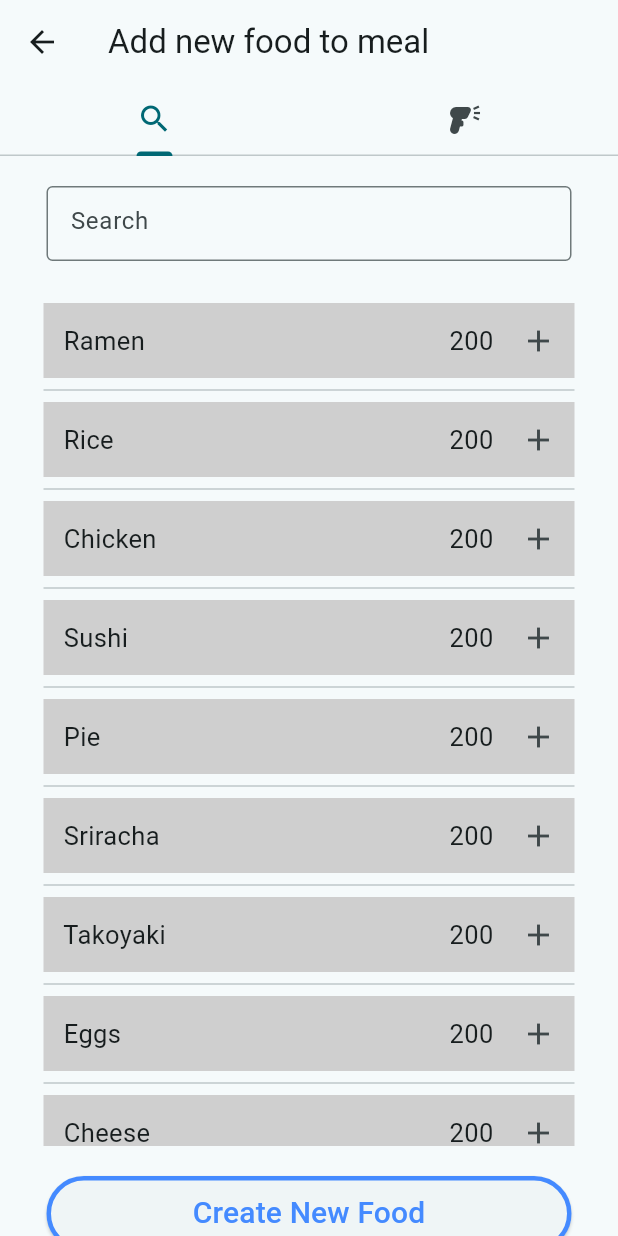
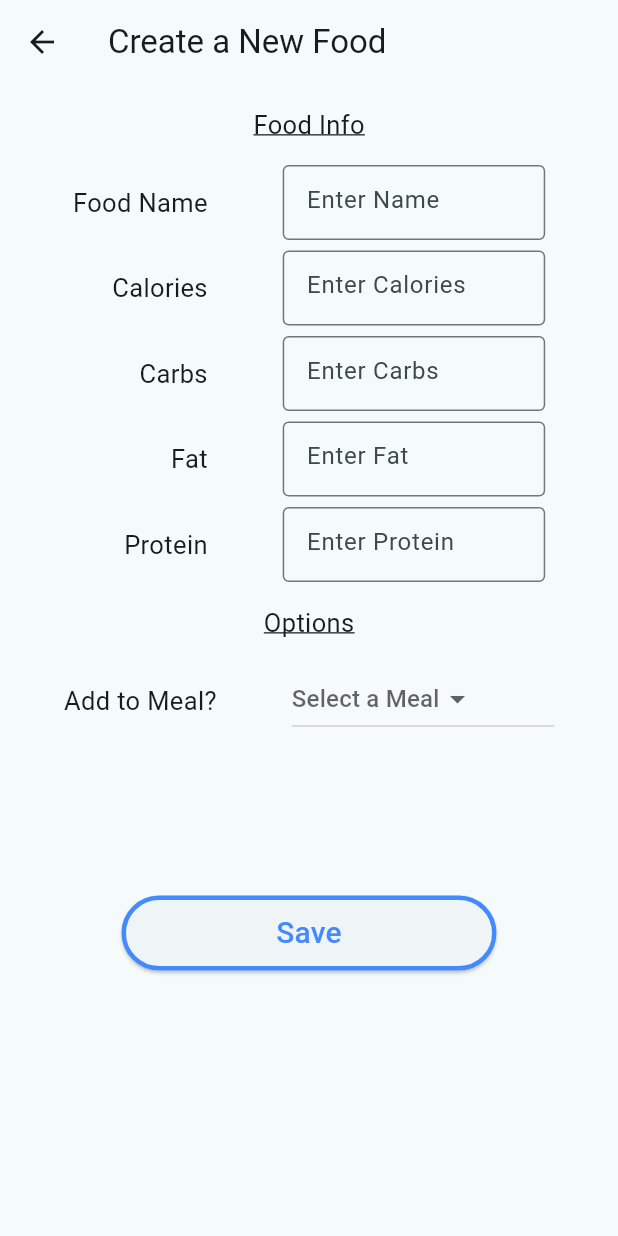
Before and after one commit to SpyCooper/CalorieTracker, a Flutter app: the AddFoodMenu screen opened directly, after a tap on "Create New Food", on a phone screen of 412 x 824 dp. Run offline on Flutter 3.47's test engine with Material 3 defaults, Android fonts, the phone set to English and light mode, and no system bars.

Commit message:
added create new food menu

```diff
--- a/lib/main.dart
+++ b/lib/main.dart
@@ -347,7 +347,7 @@ class _AddFoodMenuState extends State<AddFoodMenu> {
       (
         appBar: AppBar(
           // TODO - change the 'meal' to show what meal the food would be added to
-          title: Text('Add new food to meal'),
+          title: Text('Add New Food to Meal'),
           // search or scan tabs selection
           bottom: TabBar(
             tabs: [
@@ -387,7 +387,7 @@ class _AddFoodMenuState extends State<AddFoodMenu> {
                     itemBuilder: (context, index) {
                       return Container(
                         height: 50,
-                        color: const Color.fromARGB(255, 207, 207, 207),
+                        color: const Color.fromARGB(169, 207, 207, 207),
                         child: InkWell(
                             child: Row(
                               mainAxisAlignment: MainAxisAlignment.spaceBetween,
@@ -431,8 +431,7 @@ class _AddFoodMenuState extends State<AddFoodMenu> {
                     ),
                   child: Text('Create New Food', style: TextStyle(fontSize: 20)),
                   onPressed: () => {
-                    // TODO - Create new food to database
-                    print('Create new food to database')
+                    Navigator.of(context).push(MaterialPageRoute(builder: (context) => CreateNewFoodMenu()))
                   },
                 ),
               ],
@@ -445,6 +444,7 @@ class _AddFoodMenuState extends State<AddFoodMenu> {
     );
   }
 }
+
 
 class EditMealMenu extends StatelessWidget {
   const EditMealMenu({super.key});
@@ -479,7 +479,7 @@ class EditMealMenu extends StatelessWidget {
             children: [
               // Labels for the inputs
               Column(
-                spacing: 30,
+                spacing: 33,
                 mainAxisAlignment: MainAxisAlignment.start,
                 crossAxisAlignment: CrossAxisAlignment.end,
                 children: [
@@ -640,7 +640,7 @@ class AddNewMeal extends StatelessWidget {
             children: [
               // Labels for the inputs
               Column(
-                spacing: 30,
+                spacing: 33,
                 mainAxisAlignment: MainAxisAlignment.start,
                 crossAxisAlignment: CrossAxisAlignment.end,
                 children: [
@@ -748,7 +748,7 @@ class FoodNutritionFacts extends StatelessWidget {
             mainAxisAlignment: MainAxisAlignment.center,
             children: [
               Column(
-                spacing: 30,
+                spacing: 33,
                 mainAxisAlignment: MainAxisAlignment.start,
                 crossAxisAlignment: CrossAxisAlignment.end,
                 children: [
@@ -852,8 +852,8 @@ class MacroBreakdown extends StatelessWidget {
           children: [
             // Carbs
             Text('Carbs', style: TextStyle(fontSize: 17)),
-            // Fats
-            Text('Fats', style: TextStyle(fontSize: 17)),
+            // Fat
+            Text('Fat', style: TextStyle(fontSize: 17)),
             // Protein
             Text('Protein', style: TextStyle(fontSize: 17)),
           ]
@@ -904,7 +904,7 @@ class MacroBreakdown extends StatelessWidget {
           children: [
             // Carbs
             Text('100 / 100', style: TextStyle(fontSize: 17)),
-            // Fats
+            // Fat
             Text('100 / 100', style: TextStyle(fontSize: 17)),
             // Protein
             Text('100 / 100', style: TextStyle(fontSize: 17)),
@@ -1151,3 +1151,164 @@ class SavedFoodsMenu extends StatelessWidget {
     );
   }
 }
+
+class CreateNewFoodMenu extends StatelessWidget {
+  const CreateNewFoodMenu({super.key});
+
+  @override
+  Widget build(BuildContext context) {
+    return Scaffold(
+      appBar: AppBar(title: Text('Create a New Food'),),
+      body: Column(
+        mainAxisAlignment: MainAxisAlignment.start,
+        spacing: 15,
+        children: [
+          SizedBox(height: 0,),
+          Text('Food Info', style: TextStyle(fontSize: 17,decoration: TextDecoration.underline,),),
+          Row(
+            mainAxisAlignment: MainAxisAlignment.center,
+            children: [
+              // Labels for the inputs
+              Column(
+                spacing: 33,
+                mainAxisAlignment: MainAxisAlignment.start,
+                crossAxisAlignment: CrossAxisAlignment.end,
+                children: [
+                  Text('Food Name', style: TextStyle(fontSize: 17)),
+                  Text('Calories', style: TextStyle(fontSize: 17)),
+                  Text('Carbs', style: TextStyle(fontSize: 17)),
+                  Text('Fat', style: TextStyle(fontSize: 17)),
+                  Text('Protein', style: TextStyle(fontSize: 17)),
+                ],
+              ),
+              // spacer
+              SizedBox(width: 50,),
+              // Input fields
+              Column(
+                spacing: 7,
+                mainAxisAlignment: MainAxisAlignment.start,
+                crossAxisAlignment: CrossAxisAlignment.end,
+                children: [
+                  // Name
+                  SizedBox(
+                    width: 175,
+                    height: 50,
+                    child: TextField(
+                      decoration: InputDecoration(
+                        border: OutlineInputBorder(),
+                        hintText: 'Enter Name',
+                      ),
+                    ),
+                  ),
+                  // Calories
+                  SizedBox(
+                    width: 175,
+                    height: 50,
+                    child: TextField(
+                      decoration: InputDecoration(
+                        border: OutlineInputBorder(),
+                        hintText: 'Enter Calories',
+                      ),
+                    ),
+                  ),
+                  // Carbs
+                  SizedBox(
+                    width: 175,
+                    height: 50,
+                    child: TextField(
+                      decoration: InputDecoration(
+                        border: OutlineInputBorder(),
+                        hintText: 'Enter Carbs',
+                      ),
+                    ),
+                  ),
+                  // Fat
+                  SizedBox(
+                    width: 175,
+                    height: 50,
+                    child: TextField(
+                      decoration: InputDecoration(
+                        border: OutlineInputBorder(),
+                        hintText: 'Enter Fat',
+                      ),
+                    ),
+                  ),
+                  // Protein
+                  SizedBox(
+                    width: 175,
+                    height: 50,
+                    child: TextField(
+                      decoration: InputDecoration(
+                        border: OutlineInputBorder(),
+                        hintText: 'Enter Protein',
+                      ),
+                    ),
+                  ),
+                ],
+              )
+            ],
+          ),
+          Text('Options', style: TextStyle(fontSize: 17,decoration: TextDecoration.underline,),),
+          Row(
+            mainAxisAlignment: MainAxisAlignment.center,
+            children: [
+              Column(
+                spacing: 33,
+                mainAxisAlignment: MainAxisAlignment.start,
+                crossAxisAlignment: CrossAxisAlignment.end,
+                children: [
+                  Text('Add to Meal?', style: TextStyle(fontSize: 17)),
+                ],
+              ),
+              // spacer
+              SizedBox(width: 50,),
+              // Input fields
+              Column(
+                spacing: 7,
+                mainAxisAlignment: MainAxisAlignment.start,
+                crossAxisAlignment: CrossAxisAlignment.end,
+                children: [
+                SizedBox(
+                  width: 175,
+                  height: 50,
+                  child: DropdownButton<String>(
+                    // TODO - default the value to be no
+                    hint: Text('Select a Meal'),
+                    // TODO - Change this to show the meals that are available
+                    items: <String>['No', 'Meal 1', 'Meal 2', 'Meal 3'].map((String value) {
+                      return DropdownMenuItem<String>(
+                        value: value,
+                        child: Text(value),
+                      );
+                    }).toList(),
+                    // TODO - finish the changes
+                    onChanged:(String? newValue) {
+                      // selectedValue = newValue
+                    },
+                  ),
+                ),
+                ],
+              ),
+            ],
+          ),
+          // Spacer
+          SizedBox(height: 75,),
+          // Save Button
+          ElevatedButton(
+            style: ElevatedButton.styleFrom(
+              fixedSize: const Size(250, 50),
+              foregroundColor: Colors.blueAccent, // text color
+              side: BorderSide(width: 3, color: Colors.blueAccent)
+              ),
+            child: Text('Save', style: TextStyle(fontSize: 20)),
+            onPressed: () => {
+              // TODO - save button
+              print('finish save button for add new meal')
+            },
+          ),
+        ]
+
+      )
+    );
+  }
+}
```
